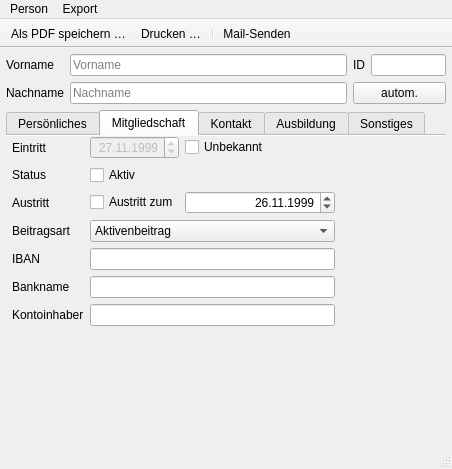
Above: Programm/epl_gui/personwindow.ui from philjosch/Einsatzplaner before the change. Below: the same form after it.
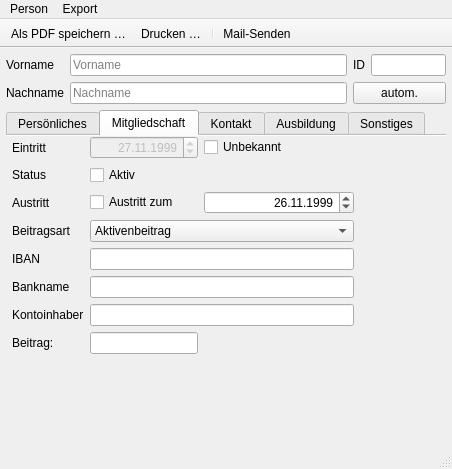
That is the form after the change. The open tabs and pages were chosen to show the change. Icons and pictures are not drawn.

Commit message:
Feld für Beitrag in Personfenster
Im Fenster für eine Person wurde ein Feld eingefügt, in dem der persönliche Beitrag angezeigt werden soll.
#107

Patch:
```diff
--- a/Programm/epl_gui/personwindow.ui
+++ b/Programm/epl_gui/personwindow.ui
@@ -327,7 +327,7 @@
         <property name="spacing">
          <number>6</number>
         </property>
-        <item row="7" column="1">
+        <item row="8" column="1">
          <spacer name="verticalSpacer">
           <property name="orientation">
            <enum>Qt::Vertical</enum>
@@ -564,6 +564,20 @@
         <item row="6" column="1" colspan="2">
          <widget class="QLineEdit" name="lineKontoinhaber"/>
         </item>
+        <item row="7" column="0">
+         <widget class="QLabel" name="labelBeitrag">
+          <property name="text">
+           <string>Beitrag:</string>
+          </property>
+         </widget>
+        </item>
+        <item row="7" column="1">
+         <widget class="QLineEdit" name="lineBeitrag">
+          <property name="readOnly">
+           <bool>true</bool>
+          </property>
+         </widget>
+        </item>
        </layout>
       </widget>
       <widget class="QWidget" name="tabKontakt">
```
Left out of the diff: 1 changed line with no effect on the pictures.
